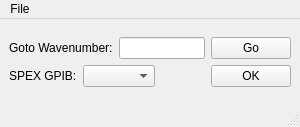
Qt form SPEXWindow.ui (SherwinGroup/SPEXSidebands-fuzzy) before a commit.
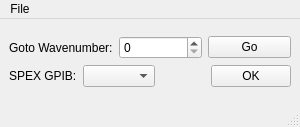
The same form after that commit. Custom widgets are drawn as their Qt base class.

What changed in the file:
```diff
--- a/SPEXWindow.ui
+++ b/SPEXWindow.ui
@@ -38,7 +38,7 @@
        </widget>
       </item>
       <item>
-       <widget class="QFNumberEdit" name="tGotoWN"/>
+       <widget class="SpinBox" name="sbGoto"/>
       </item>
       <item>
        <widget class="QPushButton" name="bGo">
@@ -124,9 +124,9 @@
  </widget>
  <customwidgets>
   <customwidget>
-   <class>QFNumberEdit</class>
-   <extends>QLineEdit</extends>
-   <header>InstsAndQt.customQt</header>
+   <class>SpinBox</class>
+   <extends>QSpinBox</extends>
+   <header>pyqtgraph</header>
   </customwidget>
  </customwidgets>
  <resources/>
```
